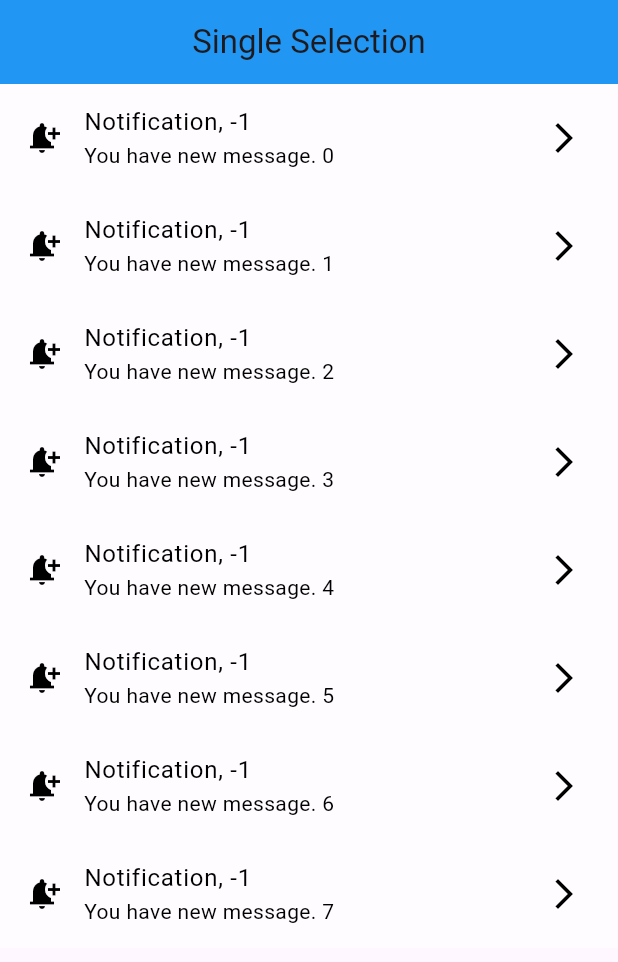
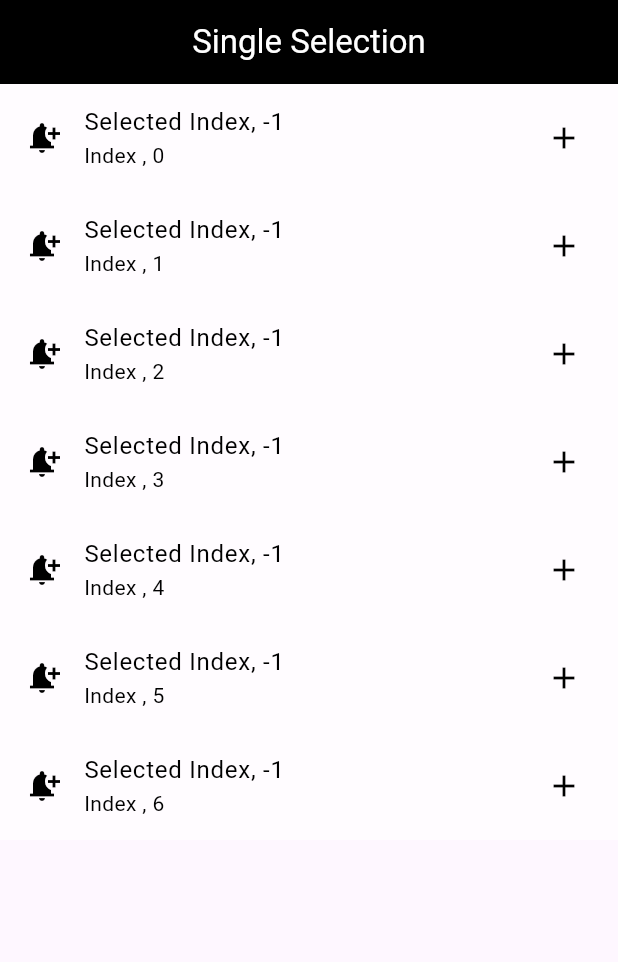
Before and after one commit to AbRehman536/Flutter_sec_7, a Flutter app: the screen it shows after launch, on a phone screen of 412 x 824 dp. Shown: the top 962 px of the screen. Run offline on Flutter 3.47's test engine with Material 3 defaults, Android fonts, the light colour scheme and no system bars.

```diff
--- a/lib/main.dart
+++ b/lib/main.dart
@@ -5,6 +5,7 @@ import 'package:flutter_sec_7/asset_image.dart';
 import 'package:flutter_sec_7/listtile.dart';
 import 'package:flutter_sec_7/login_screen.dart';
 import 'package:flutter_sec_7/login_screen_validation.dart';
+import 'package:flutter_sec_7/multiple_selection.dart';
 import 'package:flutter_sec_7/nested_row_column.dart';
 import 'package:flutter_sec_7/network_image.dart';
 import 'package:flutter_sec_7/row_column.dart';
--- a/lib/single_selection.dart
+++ b/lib/single_selection.dart
@@ -13,27 +13,27 @@ class _SingleSelectionDemoState extends State<SingleSelectionDemo> {
   Widget build(BuildContext context) {
     return Scaffold(
       appBar: AppBar(
-        title: Text("Single Selection"),
+        backgroundColor: Colors.black,
         centerTitle: true,
-        backgroundColor: Colors.blue,
+        title: Text("Single Selection",style: TextStyle(color: Colors.white),),
       ),
       body: ListView.builder(
-        itemCount: 8,
+        itemCount: 7,
         itemBuilder: (BuildContext context, int index) {
           final isSelected = selectedIndex == index;
           return ListTile(
             onTap: (){
               setState(() {
-                selectedIndex = isSelected ? -1 : index;
+                  selectedIndex = isSelected ? -1 : index;
               });
             },
-            tileColor: isSelected ? Colors.blue : Colors.white60,
-            textColor: isSelected ? Colors.white: Colors.black,
+            tileColor: isSelected ? Colors.black : Colors.white60,
+            textColor: isSelected ? Colors.white : Colors.black,
             iconColor: isSelected ? Colors.white : Colors.black,
-            leading: Icon(isSelected ? Icons.notifications_active_outlined : Icons.notification_add),
-            title: Text("Notification, $selectedIndex"),
-            subtitle: Text("You have new message. $index"),
-            trailing: Icon(isSelected ? Icons.arrow_downward_sharp :Icons.arrow_forward_ios),
+            leading: Icon(isSelected ? Icons.notification_add_outlined : Icons.notification_add),
+            title: Text("Selected Index, $selectedIndex"),
+            subtitle: Text("Index , $index"),
+            trailing: Icon(isSelected ? Icons.remove : Icons.add),
           );
         },
       ),
```
Also changed, not shown: lib/multiple_selection.dart (added, +42 -0 lines).
